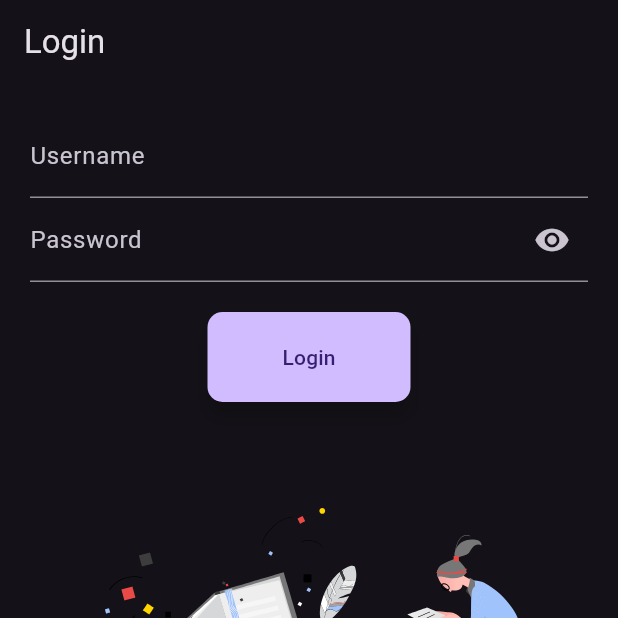
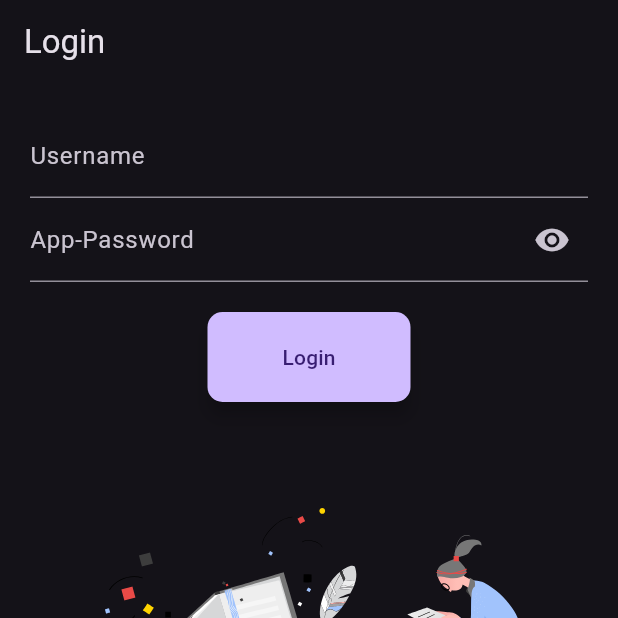
Before and after one commit to Vluurie/NextVertretung, a Flutter app: the screen it shows after launch, on a phone screen of 412 x 824 dp, the top half of it. Run offline on Flutter 3.47's test engine with Material 3 defaults, Android fonts, the light colour scheme and no system bars; our stand-ins replace connectivity, equatable, flutter_bloc, flutter_dotenv, flutter_local_notifications, flutter_secure_storage and 3 more; missing offline and left inert: app_settings, workmanager; accounts and stored records are empty; network calls fail; statements that could not run were skipped.

Commit message:
fix notification init failed because of uninitialized dotenv because callback does not call main init, changed password to app-password, added allowBackup to false if uninstalled

```diff
--- a/lib/main.dart
+++ b/lib/main.dart
@@ -50,6 +50,7 @@ Future<void> checkNotificationPermissionInit() async {
 void callbackDispatcher() {
   Workmanager().executeTask((task, inputData) async {
     try {
+      await dotenv.load(fileName: ".env");
       const storage = FlutterSecureStorage();
       final apiService = ApiService(storage: storage);
       final dbHelper = DatabaseHelper.instance;
--- a/lib/ui/pages/child_ui/password_field.dart
+++ b/lib/ui/pages/child_ui/password_field.dart
@@ -24,7 +24,7 @@ class PasswordFieldState extends State<PasswordField> {
       controller: widget.controller,
       obscureText: _obscureText,
       decoration: InputDecoration(
-        labelText: 'Password',
+        labelText: 'App-Password',
         suffixIcon: GestureDetector(
           onLongPressStart: (_) => _toggleVisibility(true),
           onLongPressEnd: (_) => _toggleVisibility(false),
```
Also changed, not shown: 1 other file.
